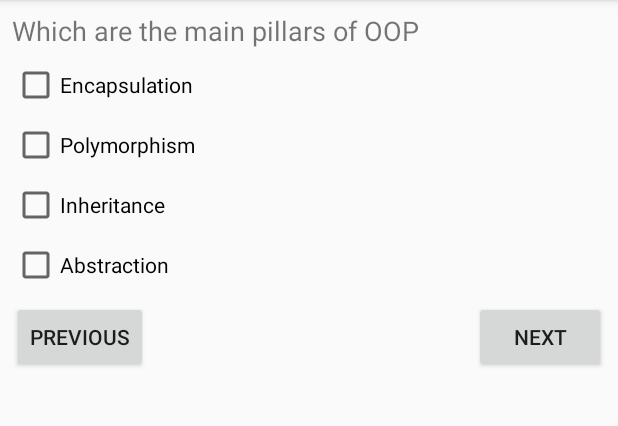
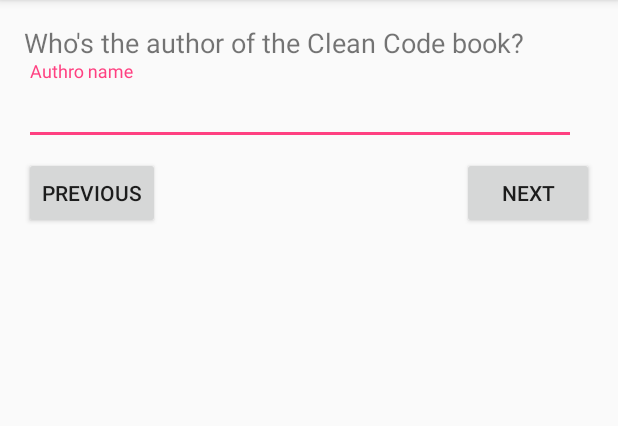
Before and after one commit to chrisvasqm/android-basics, an Android app: the SecondQuizActivity screen opened directly, with no data from a screen before it, after a tap on "NEXT", on a phone screen of 412 x 824 dp, the part 84-510 px from its top. Run offline under Robolectric (Android 15) with nearby library versions, the phone set to English and light mode, and no system bars.

Commit message:
Add third quiz

```diff
--- a/app/src/main/AndroidManifest.xml
+++ b/app/src/main/AndroidManifest.xml
@@ -17,6 +17,7 @@
             </intent-filter>
         </activity>
         <activity android:name=".SecondQuizActivity"></activity>
+        <activity android:name=".ThirdQuizActivity" />
     </application>
 
 </manifest>
--- a/app/src/main/java/com/chrisvasqm/androidbasics/SecondQuizActivity.kt
+++ b/app/src/main/java/com/chrisvasqm/androidbasics/SecondQuizActivity.kt
@@ -15,6 +15,7 @@ class SecondQuizActivity : AppCompatActivity() {
         btnPreviousSecond.setOnClickListener { showFirstQuiz() }
         btnNextSecond.setOnClickListener {
             checkAnswer()
+            showThirdQuiz()
         }
     }
 
@@ -32,4 +33,8 @@ class SecondQuizActivity : AppCompatActivity() {
             toast(R.string.wrong)
     }
 
+    private fun showThirdQuiz() {
+        startActivity<ThirdQuizActivity>()
+    }
+
 }
--- /dev/null
+++ b/app/src/main/java/com/chrisvasqm/androidbasics/ThirdQuizActivity.kt
@@ -0,0 +1,32 @@
+package com.chrisvasqm.androidbasics
+
+import android.os.Bundle
+import android.support.v7.app.AppCompatActivity
+import kotlinx.android.synthetic.main.activity_third_quiz.*
+import org.jetbrains.anko.startActivity
+import org.jetbrains.anko.toast
+
+class ThirdQuizActivity : AppCompatActivity() {
+
+    override fun onCreate(savedInstanceState: Bundle?) {
+        super.onCreate(savedInstanceState)
+        setContentView(R.layout.activity_third_quiz)
+
+        btnPreviousThird.setOnClickListener { showSecondQuiz() }
+        btnNextThird.setOnClickListener {
+            checkAnswer()
+        }
+    }
+
+    private fun showSecondQuiz() {
+        startActivity<SecondQuizActivity>()
+    }
+
+    private fun checkAnswer() {
+        if (editAuthorName.text.toString() == getString(R.string.clean_code_author_name))
+            toast(R.string.correct)
+        else
+            toast(R.string.wrong)
+    }
+
+}
--- /dev/null
+++ b/app/src/main/res/layout/activity_third_quiz.xml
@@ -0,0 +1,67 @@
+<?xml version="1.0" encoding="utf-8"?>
+<LinearLayout xmlns:android="http://schemas.android.com/apk/res/android"
+    xmlns:app="http://schemas.android.com/apk/res-auto"
+    xmlns:tools="http://schemas.android.com/tools"
+    android:layout_width="match_parent"
+    android:layout_height="match_parent"
+    android:orientation="vertical"
+    android:padding="8dp"
+    tools:context="com.chrisvasqm.androidbasics.ThirdQuizActivity">
+
+    <TextView
+        android:id="@+id/textView3"
+        android:layout_width="wrap_content"
+        android:layout_height="wrap_content"
+        android:layout_marginStart="8dp"
+        android:layout_marginTop="8dp"
+        android:text="@string/who_s_the_author_of_the_quot_clean_code_quot_book"
+        android:textSize="18sp"
+        app:layout_constraintStart_toStartOf="parent"
+        app:layout_constraintTop_toTopOf="parent" />
+
+    <android.support.design.widget.TextInputLayout
+        android:layout_width="368dp"
+        android:layout_height="wrap_content"
+        android:layout_marginEnd="8dp"
+        android:layout_marginStart="8dp"
+        app:layout_constraintEnd_toEndOf="parent"
+        app:layout_constraintStart_toStartOf="parent"
+        tools:layout_editor_absoluteY="72dp">
+
+        <android.support.design.widget.TextInputEditText
+            android:id="@+id/editAuthorName"
+            android:layout_width="match_parent"
+            android:layout_height="wrap_content"
+            android:hint="@string/author_name" />
+    </android.support.design.widget.TextInputLayout>
+
+    <android.support.constraint.ConstraintLayout
+        android:layout_width="match_parent"
+        android:layout_height="wrap_content">
+
+        <Button
+            android:id="@+id/btnNextThird"
+            android:layout_width="wrap_content"
+            android:layout_height="wrap_content"
+            android:layout_marginBottom="8dp"
+            android:layout_marginEnd="8dp"
+            android:layout_marginTop="8dp"
+            android:text="@string/next"
+            app:layout_constraintBottom_toBottomOf="parent"
+            app:layout_constraintEnd_toEndOf="parent"
+            app:layout_constraintTop_toTopOf="parent" />
+
+        <Button
+            android:id="@+id/btnPreviousThird"
+            android:layout_width="wrap_content"
+            android:layout_height="wrap_content"
+            android:layout_marginBottom="8dp"
+            android:layout_marginStart="8dp"
+            android:layout_marginTop="8dp"
+            android:text="@string/previous"
+            app:layout_constraintBottom_toBottomOf="parent"
+            app:layout_constraintStart_toStartOf="parent"
+            app:layout_constraintTop_toTopOf="parent" />
+    </android.support.constraint.ConstraintLayout>
+
+</LinearLayout>
--- a/app/src/main/res/values/strings.xml
+++ b/app/src/main/res/values/strings.xml
@@ -13,4 +13,7 @@
     <string name="inheritance">Inheritance</string>
     <string name="abstraction">Abstraction</string>
     <string name="previous">Previous</string>
+    <string name="who_s_the_author_of_the_quot_clean_code_quot_book">Who\'s the author of the Clean Code book?</string>
+    <string name="clean_code_author_name">Robert Martin</string>
+    <string name="author_name">Authro name</string>
 </resources>
```
